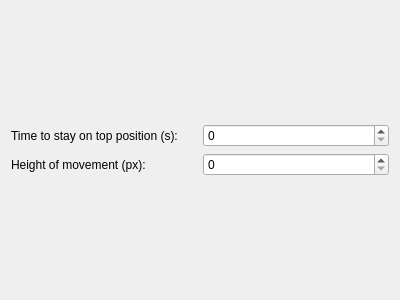
First picture: the form in plasma/applets/devicenotifier/deviceNotifierConfig.ui, repository mgottschlag/kwin-tiling, before the edit.
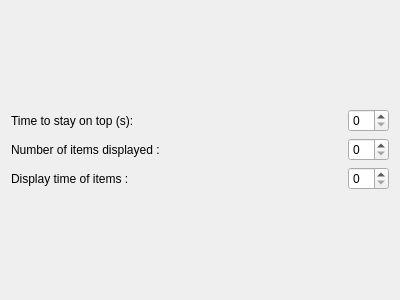
Second picture: the form after the edit.

Commit message: +Add configuration interface with the notifier +Display nb of action associated to device +Add auto hide with timer when a device is plugged

```diff
--- a/plasma/applets/devicenotifier/deviceNotifierConfig.ui
+++ b/plasma/applets/devicenotifier/deviceNotifierConfig.ui
@@ -47,12 +47,18 @@
        <item>
         <widget class="QLabel" name="labelSize_2" >
          <property name="text" >
-          <string>Time to stay on top position (s):</string>
+          <string>Time to stay on top (s):</string>
          </property>
         </widget>
        </item>
        <item>
         <widget class="QSpinBox" name="spinTime" >
+         <property name="sizePolicy" >
+          <sizepolicy vsizetype="Fixed" hsizetype="Fixed" >
+           <horstretch>0</horstretch>
+           <verstretch>0</verstretch>
+          </sizepolicy>
+         </property>
         </widget>
        </item>
       </layout>
@@ -77,12 +83,39 @@
        <item>
         <widget class="QLabel" name="labelSize" >
          <property name="text" >
-          <string>Height of movement (px):</string>
+          <string>Number of items displayed :</string>
          </property>
         </widget>
        </item>
        <item>
-        <widget class="QSpinBox" name="spinHeight" >
+        <widget class="QSpinBox" name="spinItems" >
+         <property name="sizePolicy" >
+          <sizepolicy vsizetype="Fixed" hsizetype="Fixed" >
+           <horstretch>0</horstretch>
+           <verstretch>0</verstretch>
+          </sizepolicy>
+         </property>
+        </widget>
+       </item>
+      </layout>
+     </item>
+     <item>
+      <layout class="QHBoxLayout" >
+       <item>
+        <widget class="QLabel" name="label" >
+         <property name="text" >
+          <string>Display time of items :</string>
+         </property>
+        </widget>
+       </item>
+       <item>
+        <widget class="QSpinBox" name="spinTimeItems" >
+         <property name="sizePolicy" >
+          <sizepolicy vsizetype="Fixed" hsizetype="Fixed" >
+           <horstretch>0</horstretch>
+           <verstretch>0</verstretch>
+          </sizepolicy>
+         </property>
         </widget>
        </item>
       </layout>
```
The commit also changes 7 other files.
